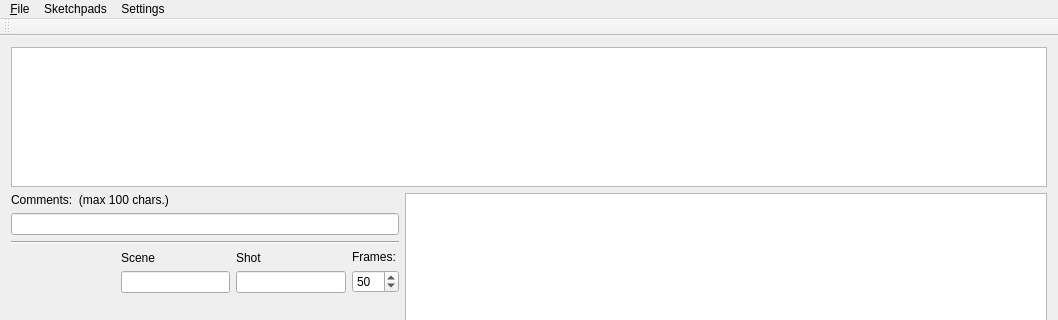
First picture: the form in mainwindow.ui, repository davidlamhauge/dastoryboard, before the edit; both pictures show x 0 to 1058 and y 0 to 320 of the 1058 by 818 pixel window.
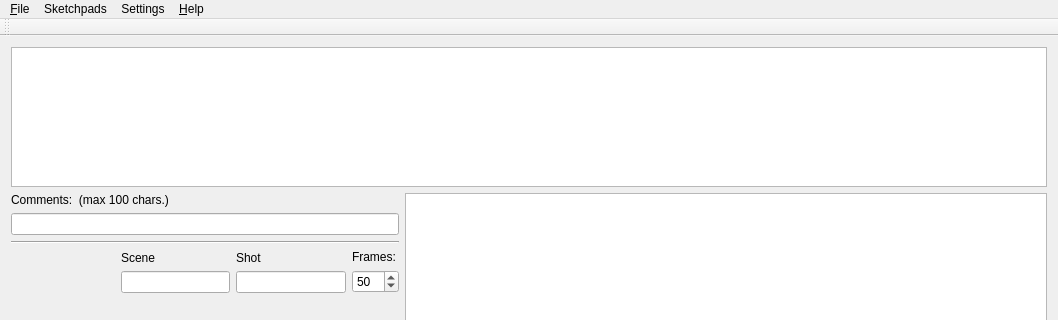
Second picture: the form after the edit.

The edit to the form file:
```diff
--- a/mainwindow.ui
+++ b/mainwindow.ui
@@ -264,9 +264,16 @@
     <addaction name="actionAppend_Sketchpad"/>
     <addaction name="actionInsert_Sketchpad"/>
    </widget>
+   <widget class="QMenu" name="menu_Help">
+    <property name="title">
+     <string>&amp;Help</string>
+    </property>
+    <addaction name="action_About"/>
+   </widget>
    <addaction name="menu_File"/>
    <addaction name="menuEdit"/>
    <addaction name="menuSettings"/>
+   <addaction name="menu_Help"/>
   </widget>
   <widget class="QToolBar" name="mainToolBar">
    <property name="sizePolicy">
```
Left out of the diff: 11 changed lines with no effect on the pictures.
